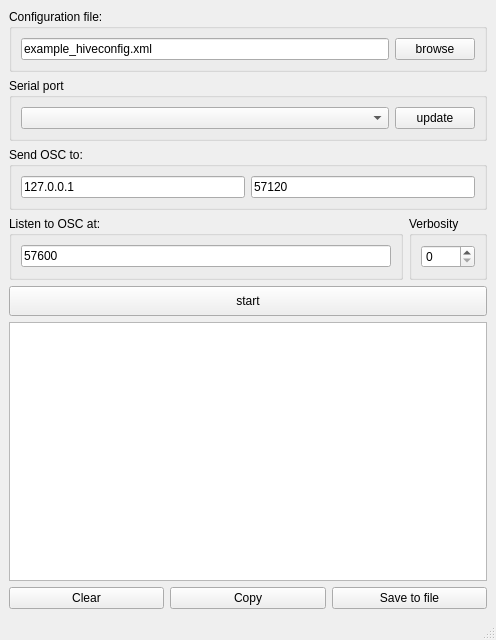
Qt form gui/bee2osc_gui/mainwindow.ui (sensestage/minibee2osc) before a commit.
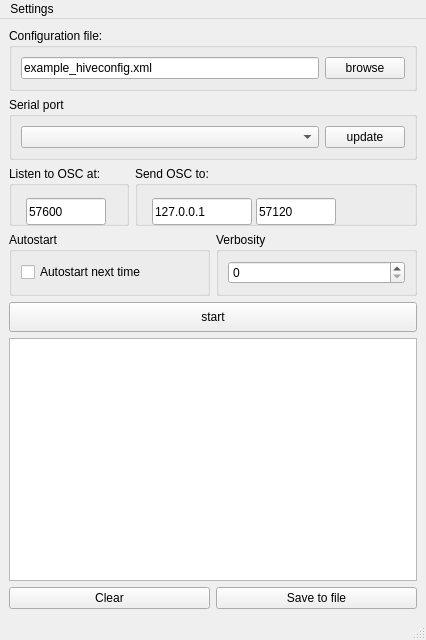
The same form after that commit.

Commit message: gui now stores and restores default settings - seems useable now (except for the default path)

What changed in the file:
```diff
--- a/gui/bee2osc_gui/mainwindow.ui
+++ b/gui/bee2osc_gui/mainwindow.ui
@@ -6,7 +6,7 @@
    <rect>
     <x>0</x>
     <y>0</y>
-    <width>496</width>
+    <width>426</width>
     <height>640</height>
    </rect>
   </property>
@@ -100,58 +100,139 @@
      </widget>
     </item>
     <item>
-     <widget class="QGroupBox" name="groupBox_sendosc">
-      <property name="minimumSize">
-       <size>
-        <width>0</width>
-        <height>60</height>
-       </size>
-      </property>
-      <property name="title">
-       <string>Send OSC to:</string>
-      </property>
-      <layout class="QHBoxLayout" name="horizontalLayout_2">
-       <item>
+     <layout class="QHBoxLayout" name="horizontalLayout_9">
+      <item>
+       <widget class="QGroupBox" name="groupBox_listenosc">
+        <property name="sizePolicy">
+         <sizepolicy hsizetype="Preferred" vsizetype="Preferred">
+          <horstretch>0</horstretch>
+          <verstretch>0</verstretch>
+         </sizepolicy>
+        </property>
+        <property name="minimumSize">
+         <size>
+          <width>90</width>
+          <height>60</height>
+         </size>
+        </property>
+        <property name="autoFillBackground">
+         <bool>false</bool>
+        </property>
+        <property name="title">
+         <string>Listen to OSC at:</string>
+        </property>
+        <widget class="QLineEdit" name="lineEdit_listenOSCport">
+         <property name="geometry">
+          <rect>
+           <x>17</x>
+           <y>32</y>
+           <width>80</width>
+           <height>27</height>
+          </rect>
+         </property>
+         <property name="minimumSize">
+          <size>
+           <width>80</width>
+           <height>0</height>
+          </size>
+         </property>
+         <property name="text">
+          <string>57600</string>
+         </property>
+        </widget>
+        <zorder>lineEdit_listenOSCport</zorder>
+        <zorder>groupBox_sendosc</zorder>
+       </widget>
+      </item>
+      <item>
+       <widget class="QGroupBox" name="groupBox_sendosc">
+        <property name="sizePolicy">
+         <sizepolicy hsizetype="MinimumExpanding" vsizetype="Preferred">
+          <horstretch>0</horstretch>
+          <verstretch>0</verstretch>
+         </sizepolicy>
+        </property>
+        <property name="minimumSize">
+         <size>
+          <width>180</width>
+          <height>60</height>
+         </size>
+        </property>
+        <property name="title">
+         <string>Send OSC to:</string>
+        </property>
         <widget class="QLineEdit" name="lineEdit_sendOSC">
+         <property name="geometry">
+          <rect>
+           <x>17</x>
+           <y>32</y>
+           <width>100</width>
+           <height>27</height>
+          </rect>
+         </property>
+         <property name="minimumSize">
+          <size>
+           <width>100</width>
+           <height>0</height>
+          </size>
+         </property>
+         <property name="baseSize">
+          <size>
+           <width>60</width>
+           <height>0</height>
+          </size>
+         </property>
          <property name="text">
           <string>127.0.0.1</string>
          </property>
         </widget>
-       </item>
-       <item>
         <widget class="QLineEdit" name="lineEdit_sendOSCport">
+         <property name="geometry">
+          <rect>
+           <x>121</x>
+           <y>32</y>
+           <width>80</width>
+           <height>27</height>
+          </rect>
+         </property>
+         <property name="sizePolicy">
+          <sizepolicy hsizetype="Minimum" vsizetype="Fixed">
+           <horstretch>0</horstretch>
+           <verstretch>0</verstretch>
+          </sizepolicy>
+         </property>
+         <property name="minimumSize">
+          <size>
+           <width>80</width>
+           <height>0</height>
+          </size>
+         </property>
+         <property name="baseSize">
+          <size>
+           <width>60</width>
+           <height>0</height>
+          </size>
+         </property>
          <property name="text">
           <string>57120</string>
          </property>
         </widget>
-       </item>
-      </layout>
-     </widget>
+       </widget>
+      </item>
+     </layout>
     </item>
     <item>
      <layout class="QHBoxLayout" name="horizontalLayout_5">
       <item>
-       <widget class="QGroupBox" name="groupBox_listenosc">
-        <property name="sizePolicy">
-         <sizepolicy hsizetype="Minimum" vsizetype="Preferred">
-          <horstretch>0</horstretch>
-          <verstretch>0</verstretch>
-         </sizepolicy>
-        </property>
-        <property name="minimumSize">
-         <size>
-          <width>0</width>
-          <height>60</height>
-         </size>
-        </property>
+       <widget class="QGroupBox" name="groupBox">
         <property name="title">
-         <string>Listen to OSC at:</string>
+         <string>Autostart</string>
         </property>
-        <layout class="QHBoxLayout" name="horizontalLayout_3">
+        <layout class="QHBoxLayout" name="horizontalLayout_8">
          <item>
-          <widget class="QLineEdit" name="lineEdit_listenOSCport">
+          <widget class="QCheckBox" name="checkBox_autostart">
            <property name="text">
-            <string>57600</string>
+            <string>Autostart next time</string>
            </property>
           </widget>
          </item>
@@ -203,13 +284,6 @@
         </property>
        </widget>
       </item>
-      <item>
-       <widget class="QPushButton" name="pushButton">
-        <property name="text">
-         <string>Copy</string>
-        </property>
-       </widget>
-      </item>
       <item>
        <widget class="QPushButton" name="pushButton_3">
         <property name="text">
@@ -226,10 +300,21 @@
     <rect>
      <x>0</x>
      <y>0</y>
-     <width>496</width>
+     <width>426</width>
      <height>27</height>
     </rect>
    </property>
+   <widget class="QMenu" name="menuSettings">
+    <property name="title">
+     <string>Settings</string>
+    </property>
+    <addaction name="separator"/>
+    <addaction name="actionSave"/>
+    <addaction name="actionLoad"/>
+    <addaction name="separator"/>
+    <addaction name="actionCurrent_settings"/>
+   </widget>
+   <addaction name="menuSettings"/>
   </widget>
   <widget class="QStatusBar" name="statusbar"/>
  </widget>
```
Left out of the diff: 24 changed lines with no effect on the pictures. The commit also changes 6 other files.
